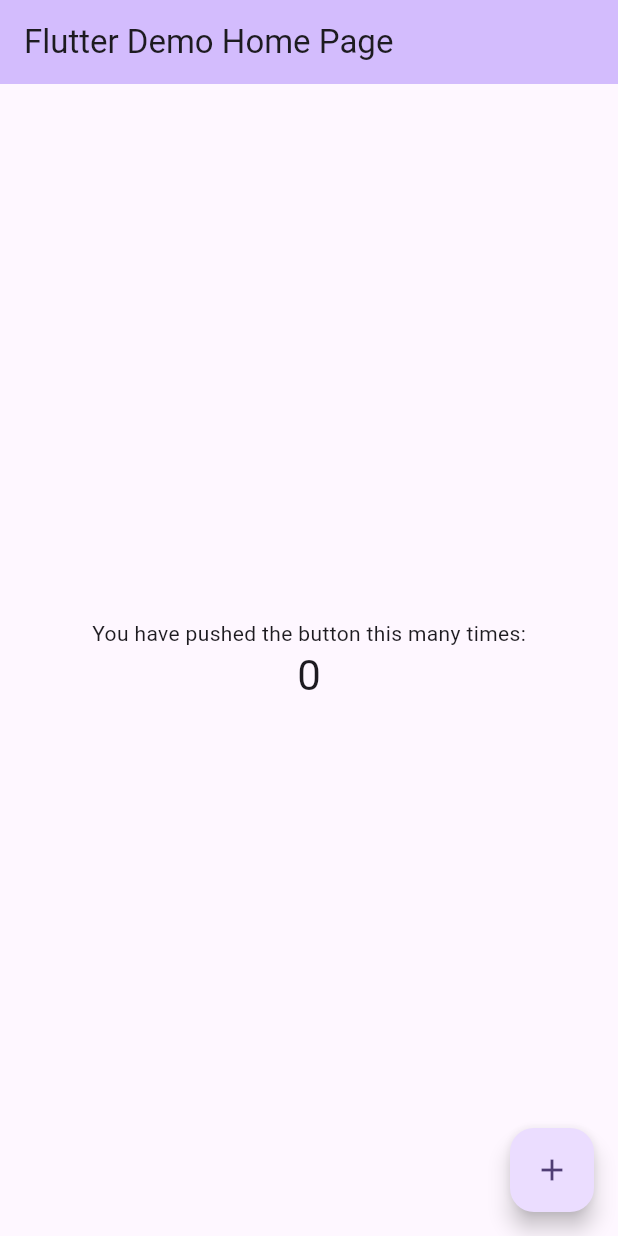
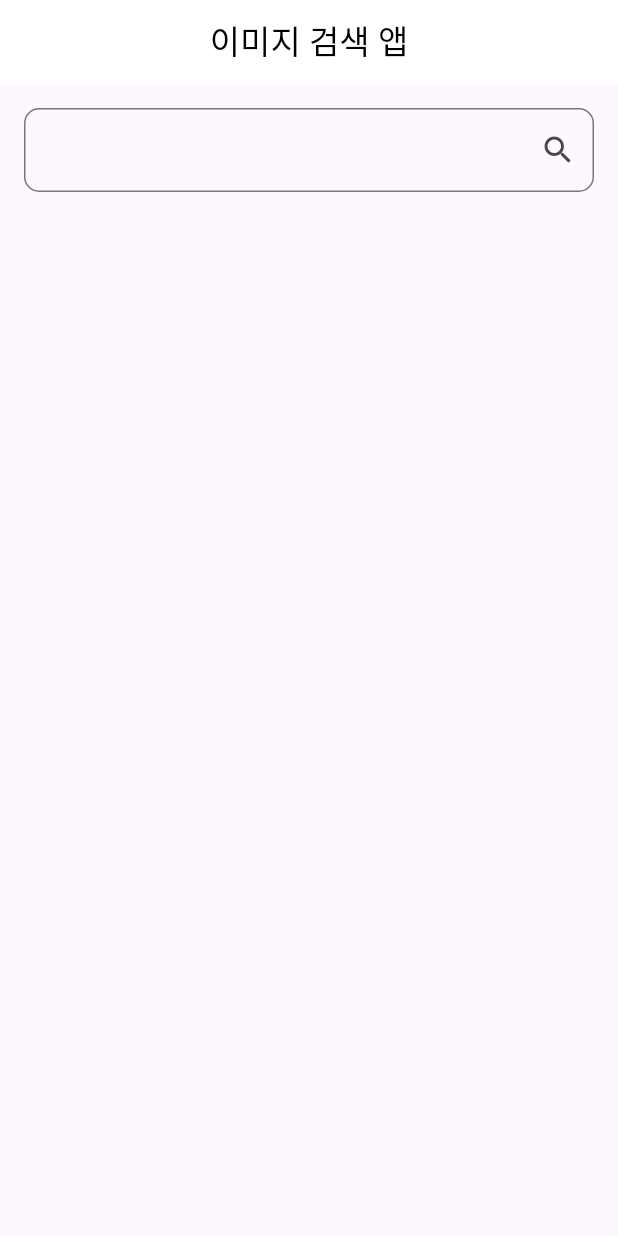
Before and after one commit to joongwonLee/Flutter-CleanArchitecture, a Flutter app: the screen it shows after launch, on a phone screen of 412 x 824 dp. Run offline on Flutter 3.47's test engine with Material 3 defaults, Android fonts, the light colour scheme and no system bars.

Commit message:
Update 이미지 검색 앱 기본 버전

```diff
--- a/image_search/lib/main.dart
+++ b/image_search/lib/main.dart
@@ -1,4 +1,5 @@
 import 'package:flutter/material.dart';
+import 'package:image_search/ui/home_screen.dart';
 
 void main() {
   runApp(const MyApp());
@@ -7,119 +8,15 @@
 class MyApp extends StatelessWidget {
   const MyApp({super.key});
 
-  // This widget is the root of your application.
   @override
   Widget build(BuildContext context) {
     return MaterialApp(
       title: 'Flutter Demo',
       theme: ThemeData(
-        // This is the theme of your application.
-        //
-        // TRY THIS: Try running your application with "flutter run". You'll see
-        // the application has a purple toolbar. Then, without quitting the app,
-        // try changing the seedColor in the colorScheme below to Colors.green
-        // and then invoke "hot reload" (save your changes or press the "hot
-        // reload" button in a Flutter-supported IDE, or press "r" if you used
-        // the command line to start the app).
-        //
-        // Notice that the counter didn't reset back to zero; the application
-        // state is not lost during the reload. To reset the state, use hot
-        // restart instead.
-        //
-        // This works for code too, not just values: Most code changes can be
-        // tested with just a hot reload.
         colorScheme: ColorScheme.fromSeed(seedColor: Colors.deepPurple),
         useMaterial3: true,
       ),
-      home: const MyHomePage(title: 'Flutter Demo Home Page'),
+      home: const HomeScreen(),
     );
   }
 }
-
-class MyHomePage extends StatefulWidget {
-  const MyHomePage({super.key, required this.title});
-
-  // This widget is the home page of your application. It is stateful, meaning
-  // that it has a State object (defined below) that contains fields that affect
-  // how it looks.
-
-  // This class is the configuration for the state. It holds the values (in this
-  // case the title) provided by the parent (in this case the App widget) and
-  // used by the build method of the State. Fields in a Widget subclass are
-  // always marked "final".
-
-  final String title;
-
-  @override
-  State<MyHomePage> createState() => _MyHomePageState();
-}
-
-class _MyHomePageState extends State<MyHomePage> {
-  int _counter = 0;
-
-  void _incrementCounter() {
-    setState(() {
-      // This call to setState tells the Flutter framework that something has
-      // changed in this State, which causes it to rerun the build method below
-      // so that the display can reflect the updated values. If we changed
-      // _counter without calling setState(), then the build method would not be
-      // called again, and so nothing would appear to happen.
-      _counter++;
-    });
-  }
-
-  @override
-  Widget build(BuildContext context) {
-    // This method is rerun every time setState is called, for instance as done
-    // by the _incrementCounter method above.
-    //
-    // The Flutter framework has been optimized to make rerunning build methods
-    // fast, so that you can just rebuild anything that needs updating rather
-    // than having to individually change instances of widgets.
-    return Scaffold(
-      appBar: AppBar(
-        // TRY THIS: Try changing the color here to a specific color (to
-        // Colors.amber, perhaps?) and trigger a hot reload to see the AppBar
-        // change color while the other colors stay the same.
-        backgroundColor: Theme.of(context).colorScheme.inversePrimary,
-        // Here we take the value from the MyHomePage object that was created by
-        // the App.build method, and use it to set our appbar title.
-        title: Text(widget.title),
-      ),
-      body: Center(
-        // Center is a layout widget. It takes a single child and positions it
-        // in the middle of the parent.
-        child: Column(
-          // Column is also a layout widget. It takes a list of children and
-          // arranges them vertically. By default, it sizes itself to fit its
-          // children horizontally, and tries to be as tall as its parent.
-          //
-          // Column has various properties to control how it sizes itself and
-          // how it positions its children. Here we use mainAxisAlignment to
-          // center the children vertically; the main axis here is the vertical
-          // axis because Columns are vertical (the cross axis would be
-          // horizontal).
-          //
-          // TRY THIS: Invoke "debug painting" (choose the "Toggle Debug Paint"
-          // action in the IDE, or press "p" in the console), to see the
-          // wireframe for each widget.
-          mainAxisAlignment: MainAxisAlignment.center,
-          children: <Widget>[
-            const Text(
-              'You have pushed the button this many times:',
-            ),
-            Text(
-              '$_counter',
-              style: Theme.of(context).textTheme.headlineMedium,
-            ),
-          ],
-        ),
-      ),
-      floatingActionButton: FloatingActionButton(
-        onPressed: _incrementCounter,
-        tooltip: 'Increment',
-        child: const Icon(Icons.add),
-      ), // This trailing comma makes auto-formatting nicer for build methods.
-    );
-  }
-}
--- /dev/null
+++ b/image_search/lib/model/Photo.dart
@@ -0,0 +1,100 @@
+class Photo {
+  Photo({
+    required this.id,
+    required this.pageURL,
+    required this.type,
+    required this.tags,
+    required this.previewURL,
+    required this.previewWidth,
+    required this.previewHeight,
+    required this.webformatURL,
+    required this.webformatWidth,
+    required this.webformatHeight,
+    required this.largeImageURL,
+    required this.imageWidth,
+    required this.imageHeight,
+    required this.imageSize,
+    required this.views,
+    required this.downloads,
+    required this.collections,
+    required this.likes,
+    required this.comments,
+    required this.userId,
+    required this.user,
+    required this.userImageURL,
+  });
+  late final int id;
+  late final String pageURL;
+  late final String type;
+  late final String tags;
+  late final String previewURL;
+  late final int previewWidth;
+  late final int previewHeight;
+  late final String webformatURL;
+  late final int webformatWidth;
+  late final int webformatHeight;
+  late final String largeImageURL;
+  late final int imageWidth;
+  late final int imageHeight;
+  late final int imageSize;
+  late final int views;
+  late final int downloads;
+  late final int collections;
+  late final int likes;
+  late final int comments;
+  late final int userId;
+  late final String user;
+  late final String userImageURL;
+
+  Photo.fromJson(Map<String, dynamic> json){
+    id = json['id'];
+    pageURL = json['pageURL'];
+    type = json['type'];
+    tags = json['tags'];
+    previewURL = json['previewURL'];
+    previewWidth = json['previewWidth'];
+    previewHeight = json['previewHeight'];
+    webformatURL = json['webformatURL'];
+    webformatWidth = json['webformatWidth'];
+    webformatHeight = json['webformatHeight'];
+    largeImageURL = json['largeImageURL'];
+    imageWidth = json['imageWidth'];
+    imageHeight = json['imageHeight'];
+    imageSize = json['imageSize'];
+    views = json['views'];
+    downloads = json['downloads'];
+    collections = json['collections'];
+    likes = json['likes'];
+    comments = json['comments'];
+    userId = json['user_id'];
+    user = json['user'];
+    userImageURL = json['userImageURL'];
+  }
+
+  Map<String, dynamic> toJson() {
+    final _data = <String, dynamic>{};
+    _data['id'] = id;
+    _data['pageURL'] = pageURL;
+    _data['type'] = type;
+    _data['tags'] = tags;
+    _data['previewURL'] = previewURL;
+    _data['previewWidth'] = previewWidth;
+    _data['previewHeight'] = previewHeight;
+    _data['webformatURL'] = webformatURL;
+    _data['webformatWidth'] = webformatWidth;
+    _data['webformatHeight'] = webformatHeight;
+    _data['largeImageURL'] = largeImageURL;
+    _data['imageWidth'] = imageWidth;
+    _data['imageHeight'] = imageHeight;
+    _data['imageSize'] = imageSize;
+    _data['views'] = views;
+    _data['downloads'] = downloads;
+    _data['collections'] = collections;
+    _data['likes'] = likes;
+    _data['comments'] = comments;
+    _data['user_id'] = userId;
+    _data['user'] = user;
+    _data['userImageURL'] = userImageURL;
+    return _data;
+  }
+}
--- /dev/null
+++ b/image_search/lib/ui/home_screen.dart
@@ -0,0 +1,88 @@
+import 'dart:convert';
+
+import 'package:flutter/material.dart';
+import 'package:image_search/ui/widget/photo_widget.dart';
+import 'package:http/http.dart' as http;
+
+import '../model/Photo.dart';
+
+class HomeScreen extends StatefulWidget {
+  const HomeScreen({super.key});
+
+  @override
+  State<HomeScreen> createState() => _HomeScreenState();
+}
+
+class _HomeScreenState extends State<HomeScreen> {
+  final _controller = TextEditingController();
+
+  List<Photo> _photos = [];
+
+  Future<List<Photo>> fetch(String query) async {
+    final response = await http.get(Uri.parse(''
+        'https://pixabay.com/api/?key=40944834-a8b088f37e0776293e80ed326&q=$query&image_type=photo'));
+
+    Map<String, dynamic> jsonResponse = jsonDecode(response.body);
+    Iterable hits = jsonResponse['hits'];
+    return hits.map((value) => Photo.fromJson(value)).toList();
+  }
+
+  @override
+  void dispose() {
+    _controller.dispose();
+    super.dispose();
+  }
+
+  @override
+  Widget build(BuildContext context) {
+    return Scaffold(
+      appBar: AppBar(
+        centerTitle: true,
+        title: const Text(
+          '이미지 검색 앱',
+          style: TextStyle(color: Colors.black),
+        ),
+        backgroundColor: Colors.white,
+        elevation: 0.0,
+      ),
+      body: Column(
+        children: [
+          Padding(
+            padding: const EdgeInsets.all(16.0),
+            child: TextField(
+              controller: _controller,
+              decoration: InputDecoration(
+                border: const OutlineInputBorder(
+                  borderRadius: BorderRadius.all(Radius.circular(10.0)),
+                ),
+                suffixIcon: IconButton(
+                  onPressed: () async {
+                    final photos = await fetch(_controller.text);
+                    setState(() {
+                      _photos = photos;
+                    });
+                  },
+                  icon: Icon(Icons.search),
+                ),
+              ),
+            ),
+          ),
+          Expanded(
+            child: GridView.builder(
+              padding: const EdgeInsets.all(16.0),
+                itemCount: _photos.length,
+                gridDelegate: const SliverGridDelegateWithFixedCrossAxisCount(
+                  crossAxisCount: 2,
+                  crossAxisSpacing: 16,
+                  mainAxisSpacing: 16,
+                ),
+                itemBuilder: (context, index) {
+                final photo = _photos[index];
+                  return PhotoWidget(photo: photo);
+                }),
+          )
+        ],
+      ),
+    );
+  }
+}
--- a/image_search/pubspec.yaml
+++ b/image_search/pubspec.yaml
@@ -35,6 +35,7 @@ dependencies:
   # The following adds the Cupertino Icons font to your application.
   # Use with the CupertinoIcons class for iOS style icons.
   cupertino_icons: ^1.0.2
+  http: ^1.1.2
 
 dev_dependencies:
   flutter_test:
```
Also changed, not shown: image_search/lib/ui/widget/photo_widget.dart (added, +25 -0 lines), image_search/pubspec.lock.
